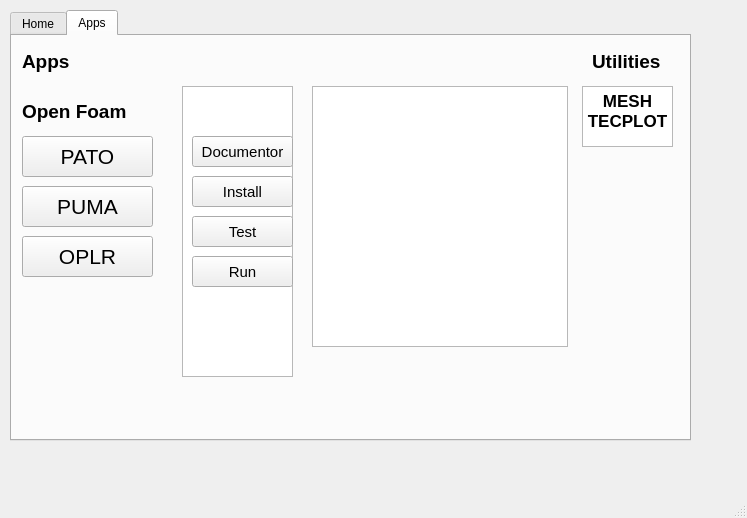
Qt form mgh.ui (bahman2216/py2) before a commit.
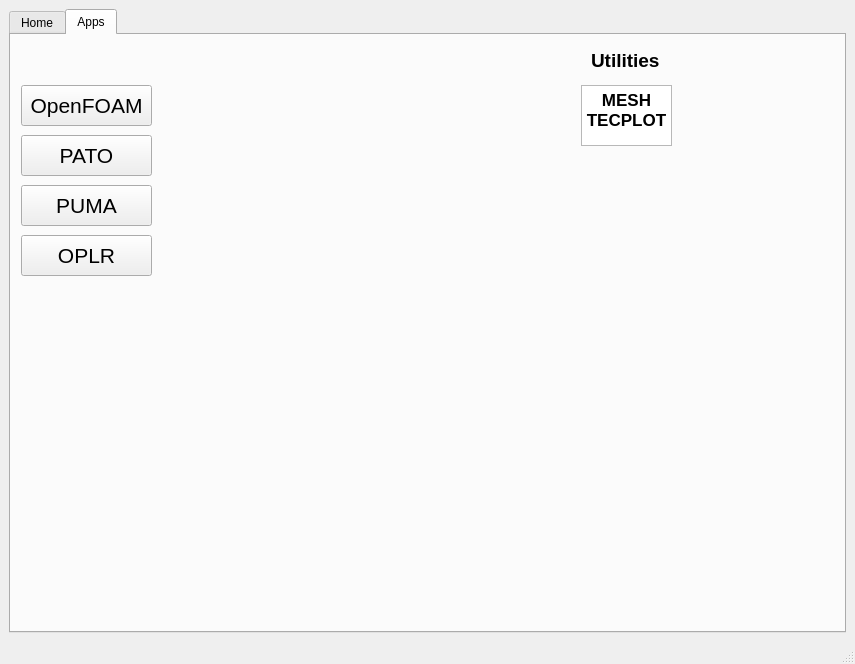
The same form after that commit.

```diff
--- a/mgh.ui
+++ b/mgh.ui
@@ -6,23 +6,17 @@
    <rect>
     <x>0</x>
     <y>0</y>
-    <width>747</width>
-    <height>518</height>
+    <width>855</width>
+    <height>664</height>
    </rect>
   </property>
   <property name="windowTitle">
    <string> </string>
   </property>
   <widget class="QWidget" name="centralwidget">
+   <layout class="QGridLayout" name="gridLayout">
+    <item row="0" column="0">
    <widget class="QTabWidget" name="tabWidget">
-    <property name="geometry">
-     <rect>
-      <x>10</x>
-      <y>10</y>
-      <width>681</width>
-      <height>431</height>
-     </rect>
-    </property>
     <property name="currentIndex">
      <number>1</number>
     </property>
@@ -87,26 +81,6 @@
      <attribute name="title">
       <string>Apps</string>
      </attribute>
-     <widget class="QLabel" name="label_3">
-      <property name="geometry">
-       <rect>
-        <x>10</x>
-        <y>60</y>
-        <width>111</width>
-        <height>31</height>
-       </rect>
-      </property>
-      <property name="font">
-       <font>
-        <pointsize>14</pointsize>
-        <weight>75</weight>
-        <bold>true</bold>
-       </font>
-      </property>
-      <property name="text">
-       <string>Open Foam</string>
-      </property>
-     </widget>
      <widget class="QPushButton" name="patoButton">
       <property name="geometry">
        <rect>
@@ -161,26 +135,6 @@
        <string>OPLR</string>
       </property>
      </widget>
-     <widget class="QLabel" name="label_5">
-      <property name="geometry">
-       <rect>
-        <x>10</x>
-        <y>10</y>
-        <width>81</width>
-        <height>31</height>
-       </rect>
-      </property>
-      <property name="font">
-       <font>
-        <pointsize>14</pointsize>
-        <weight>75</weight>
-        <bold>true</bold>
-       </font>
-      </property>
-      <property name="text">
-       <string>Apps</string>
-      </property>
-     </widget>
      <widget class="QLabel" name="label_6">
       <property name="geometry">
        <rect>
@@ -221,105 +175,6 @@
        <string/>
       </property>
      </widget>
-     <widget class="QTextBrowser" name="textBrowser">
-      <property name="geometry">
-       <rect>
-        <x>300</x>
-        <y>50</y>
-        <width>256</width>
-        <height>261</height>
-       </rect>
-      </property>
-      <property name="html">
-       <string>&lt;!DOCTYPE HTML PUBLIC &quot;-//W3C//DTD HTML 4.0//EN&quot; &quot;http://www.w3.org/TR/REC-html40/strict.dtd&quot;&gt;
-&lt;html&gt;&lt;head&gt;&lt;meta name=&quot;qrichtext&quot; content=&quot;1&quot; /&gt;&lt;style type=&quot;text/css&quot;&gt;
-p, li { white-space: pre-wrap; }
-&lt;/style&gt;&lt;/head&gt;&lt;body style=&quot; font-family:'Noto Sans'; font-size:9pt; font-weight:400; font-style:normal;&quot;&gt;
-&lt;p style=&quot;-qt-paragraph-type:empty; margin-top:0px; margin-bottom:0px; margin-left:0px; margin-right:0px; -qt-block-indent:0; text-indent:0px;&quot;&gt;&lt;br /&gt;&lt;/p&gt;&lt;/body&gt;&lt;/html&gt;</string>
-      </property>
-     </widget>
-     <widget class="QColumnView" name="columnView">
-      <property name="geometry">
-       <rect>
-        <x>170</x>
-        <y>50</y>
-        <width>111</width>
-        <height>291</height>
-       </rect>
-      </property>
-     </widget>
-     <widget class="QPushButton" name="documentorButton">
-      <property name="geometry">
-       <rect>
-        <x>180</x>
-        <y>100</y>
-        <width>101</width>
-        <height>31</height>
-       </rect>
-      </property>
-      <property name="font">
-       <font>
-        <pointsize>11</pointsize>
-       </font>
-      </property>
-      <property name="text">
-       <string>Documentor</string>
-      </property>
-     </widget>
-     <widget class="QPushButton" name="installButton">
-      <property name="geometry">
-       <rect>
-        <x>180</x>
-        <y>140</y>
-        <width>101</width>
-        <height>31</height>
-       </rect>
-      </property>
-      <property name="font">
-       <font>
-        <pointsize>11</pointsize>
-       </font>
-      </property>
-      <property name="text">
-       <string>Install</string>
-      </property>
-     </widget>
-     <widget class="QPushButton" name="runButton">
-      <property name="geometry">
-       <rect>
-        <x>180</x>
-        <y>220</y>
-        <width>101</width>
-        <height>31</height>
-       </rect>
-      </property>
-      <property name="font">
-       <font>
-        <pointsize>11</pointsize>
-       </font>
-      </property>
-      <property name="text">
-       <string>Run</string>
-      </property>
-     </widget>
-     <widget class="QPushButton" name="testButton">
-      <property name="geometry">
-       <rect>
-        <x>180</x>
-        <y>180</y>
-        <width>101</width>
-        <height>31</height>
-       </rect>
-      </property>
-      <property name="font">
-       <font>
-        <pointsize>11</pointsize>
-       </font>
-      </property>
-      <property name="text">
-       <string>Test</string>
-      </property>
-     </widget>
      <widget class="QTextBrowser" name="textBrowser_2">
       <property name="geometry">
        <rect>
@@ -337,8 +192,39 @@
 &lt;p align=&quot;center&quot; style=&quot; margin-top:0px; margin-bottom:0px; margin-left:0px; margin-right:0px; -qt-block-indent:0; text-indent:0px;&quot;&gt;&lt;span style=&quot; font-size:13pt; font-weight:600;&quot;&gt;MESH &lt;br /&gt;TECPLOT&lt;/span&gt;&lt;/p&gt;&lt;/body&gt;&lt;/html&gt;</string>
       </property>
      </widget>
-    </widget>
-   </widget>
+       <widget class="QPushButton" name="openfoamButton">
+        <property name="geometry">
+         <rect>
+          <x>10</x>
+          <y>50</y>
+          <width>131</width>
+          <height>41</height>
+         </rect>
+        </property>
+        <property name="font">
+         <font>
+          <pointsize>16</pointsize>
+         </font>
+        </property>
+        <property name="text">
+         <string>OpenFOAM</string>
+        </property>
+       </widget>
+       <widget class="QWidget" name="horizontalLayoutWidget">
+        <property name="geometry">
+         <rect>
+          <x>240</x>
+          <y>0</y>
+          <width>321</width>
+          <height>381</height>
+         </rect>
+        </property>
+        <layout class="QHBoxLayout" name="formLayout"/>
+       </widget>
+      </widget>
+     </widget>
+    </item>
+   </layout>
   </widget>
   <widget class="QMenuBar" name="menubar">
    <property name="geometry">
```
Left out of the diff: 12 changed lines with no effect on the pictures. Lines whose indentation alone changed are shown as unchanged.
